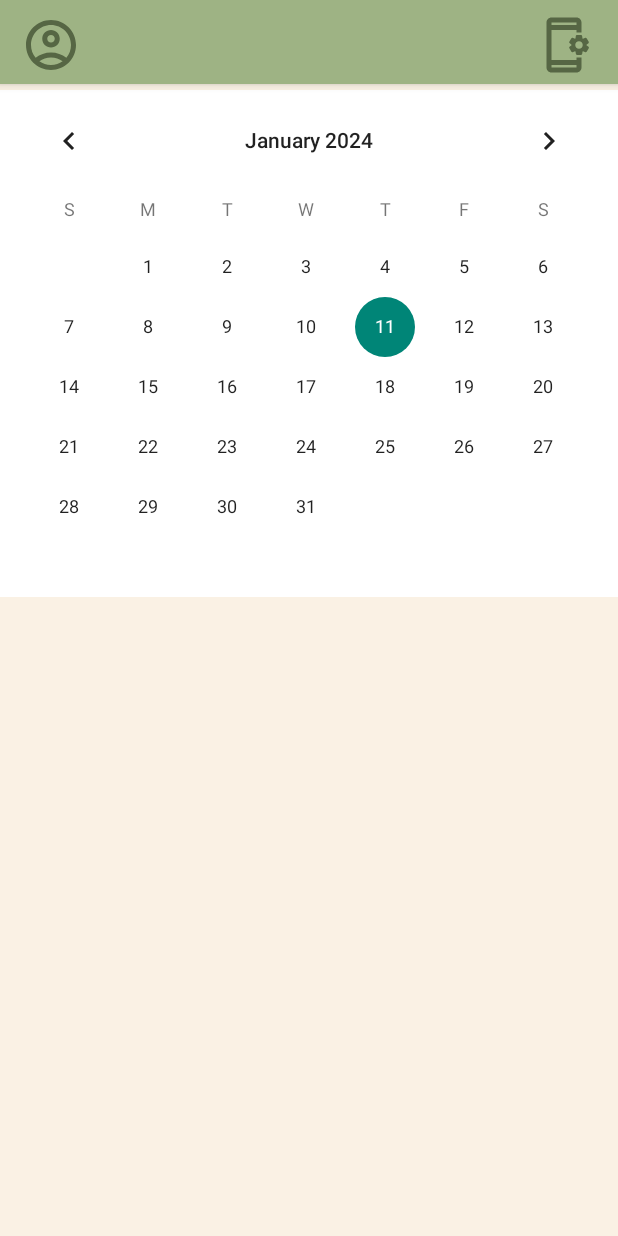
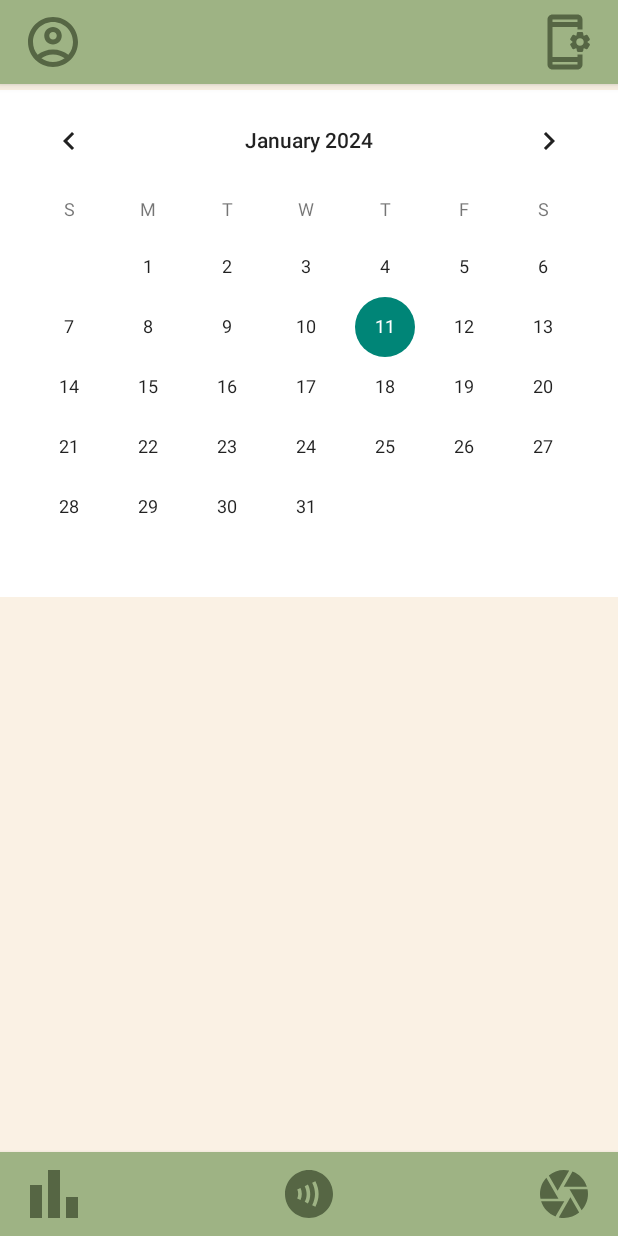
Before and after one commit to GracePaclibar/OMCM, an Android app built with Jetpack Compose: the screen it shows after launch (MainActivity), on a phone screen of 412 x 824 dp. Run offline under Robolectric (Android 15) with nearby library versions, the phone set to English and light mode, and no system bars.

Commit message:
Added bottom navigation @ MainActivity

```diff
--- /dev/null
+++ b/app/src/main/res/drawable-anydpi/ic_chart.xml
@@ -0,0 +1,22 @@
+<vector xmlns:android="http://schemas.android.com/apk/res/android"
+    android:width="32dp"
+    android:height="32dp"
+    android:viewportWidth="24"
+    android:viewportHeight="24"
+    android:tint="#435334"
+    android:alpha="0.8">
+  <group android:scaleX="1.5"
+      android:scaleY="1.5"
+      android:translateX="-6"
+      android:translateY="-6">
+    <path
+        android:fillColor="@android:color/white"
+        android:pathData="M4,9h4v11h-4z"/>
+    <path
+        android:fillColor="@android:color/white"
+        android:pathData="M16,13h4v7h-4z"/>
+    <path
+        android:fillColor="@android:color/white"
+        android:pathData="M10,4h4v16h-4z"/>
+  </group>
+</vector>
--- /dev/null
+++ b/app/src/main/res/drawable-anydpi/ic_scan.xml
@@ -0,0 +1,16 @@
+<vector xmlns:android="http://schemas.android.com/apk/res/android"
+    android:width="32dp"
+    android:height="32dp"
+    android:viewportWidth="24"
+    android:viewportHeight="24"
+    android:tint="#435334"
+    android:alpha="0.8">
+  <group android:scaleX="1.2"
+      android:scaleY="1.2"
+      android:translateX="-2.4"
+      android:translateY="-2.4">
+    <path
+        android:fillColor="@android:color/white"
+        android:pathData="M9.4,10.5l4.77,-8.26C13.47,2.09 12.75,2 12,2c-2.4,0 -4.6,0.85 -6.32,2.25l3.66,6.35 0.06,-0.1zM21.54,9c-0.92,-2.92 -3.15,-5.26 -6,-6.34L11.88,9h9.66zM21.8,10h-7.49l0.29,0.5 4.76,8.25C21,16.97 22,14.61 22,12c0,-0.69 -0.07,-1.35 -0.2,-2zM8.54,12l-3.9,-6.75C3.01,7.03 2,9.39 2,12c0,0.69 0.07,1.35 0.2,2h7.49l-1.15,-2zM2.46,15c0.92,2.92 3.15,5.26 6,6.34L12.12,15L2.46,15zM13.73,15l-3.9,6.76c0.7,0.15 1.42,0.24 2.17,0.24 2.4,0 4.6,-0.85 6.32,-2.25l-3.66,-6.35 -0.93,1.6z"/>
+  </group>
+</vector>
--- /dev/null
+++ b/app/src/main/res/drawable-anydpi/ic_sensor.xml
@@ -0,0 +1,16 @@
+<vector xmlns:android="http://schemas.android.com/apk/res/android"
+    android:width="32dp"
+    android:height="32dp"
+    android:viewportWidth="24"
+    android:viewportHeight="24"
+    android:tint="#435334"
+    android:alpha="0.8">
+  <group android:scaleX="1.2"
+      android:scaleY="1.2"
+      android:translateX="-2.4"
+      android:translateY="-2.4">
+    <path
+        android:fillColor="@android:color/white"
+        android:pathData="M12,2C6.48,2 2,6.48 2,12c0,5.52 4.48,10 10,10s10,-4.48 10,-10C22,6.48 17.52,2 12,2zM8.46,14.45L7.1,13.83c0.28,-0.61 0.41,-1.24 0.4,-1.86c-0.01,-0.63 -0.14,-1.24 -0.4,-1.8l1.36,-0.63c0.35,0.75 0.53,1.56 0.54,2.4C9.01,12.8 8.83,13.64 8.46,14.45zM11.53,16.01l-1.3,-0.74c0.52,-0.92 0.78,-1.98 0.78,-3.15c0,-1.19 -0.27,-2.33 -0.8,-3.4l1.34,-0.67c0.64,1.28 0.96,2.65 0.96,4.07C12.51,13.55 12.18,14.86 11.53,16.01zM14.67,17.33l-1.35,-0.66c0.78,-1.6 1.18,-3.18 1.18,-4.69c0,-1.51 -0.4,-3.07 -1.18,-4.64l1.34,-0.67C15.56,8.45 16,10.23 16,11.98C16,13.72 15.56,15.52 14.67,17.33z"/>
+  </group>
+</vector>
--- a/app/src/main/res/layout/activity_main.xml
+++ b/app/src/main/res/layout/activity_main.xml
@@ -24,6 +24,8 @@
         android:layout_height="56dp"
         android:background="@color/main"
         android:elevation="4dp"
+        app:layout_constraintEnd_toEndOf="parent"
+        app:layout_constraintStart_toStartOf="parent"
         app:layout_constraintTop_toTopOf="parent"
         tools:ignore="MissingConstraints" />
 
@@ -31,12 +33,15 @@
         android:id="@+id/profileButton"
         android:layout_width="wrap_content"
         android:layout_height="wrap_content"
-        android:layout_marginStart="14dp"
-        android:layout_marginTop="10dp"
+        android:layout_marginStart="10dp"
+        android:layout_marginTop="5dp"
+        android:layout_marginBottom="5dp"
         android:background="#00FFFFFF"
         android:contentDescription="@string/profile_buttonDesc"
         android:elevation="4dp"
         android:onClick="goToProfile"
+        android:padding="5dp"
+        app:layout_constraintBottom_toBottomOf="@+id/top"
         app:layout_constraintStart_toStartOf="parent"
         app:layout_constraintTop_toTopOf="parent"
         app:srcCompat="@drawable/ic_proflle"
@@ -46,15 +51,80 @@
         android:id="@+id/settingsButton"
         android:layout_width="wrap_content"
         android:layout_height="wrap_content"
-        android:layout_marginTop="10dp"
-        android:layout_marginEnd="16dp"
+        android:layout_marginTop="5dp"
+        android:layout_marginEnd="10dp"
+        android:layout_marginBottom="5dp"
         android:background="#00FFFFFF"
         android:contentDescription="@string/settings_buttonDesc"
         android:elevation="4dp"
         android:onClick="goToSettings"
+        android:padding="5dp"
+        app:layout_constraintBottom_toBottomOf="@+id/top"
         app:layout_constraintEnd_toEndOf="parent"
         app:layout_constraintTop_toTopOf="parent"
         app:srcCompat="@drawable/ic_setting"
         tools:ignore="TouchTargetSizeCheck" />
 
+    <View
+        android:id="@+id/bot"
+        android:layout_width="match_parent"
+        android:layout_height="56dp"
+        android:background="@color/main"
+        android:elevation="4dp"
+        app:layout_constraintBottom_toBottomOf="parent"
+        app:layout_constraintEnd_toEndOf="parent"
+        app:layout_constraintStart_toStartOf="parent"
+        tools:ignore="MissingConstraints" />
+
+    <ImageButton
+        android:id="@+id/consumption_tab"
+        android:layout_width="wrap_content"
+        android:layout_height="wrap_content"
+        android:layout_marginStart="10dp"
+        android:layout_marginTop="5dp"
+        android:layout_marginBottom="5dp"
+        android:background="#00FFFFFF"
+        android:contentDescription="@string/consumption_tab_desc"
+        android:elevation="4dp"
+        android:padding="10dp"
+        app:layout_constraintBottom_toBottomOf="parent"
+        app:layout_constraintStart_toStartOf="parent"
+        app:layout_constraintTop_toTopOf="@+id/bot"
+        app:srcCompat="@drawable/ic_chart" />
+
+    <ImageButton
+        android:id="@+id/sensors_tab"
+        android:layout_width="wrap_content"
+        android:layout_height="wrap_content"
+        android:layout_marginTop="5dp"
+        android:layout_marginBottom="5dp"
+        android:background="#00FFFFFF"
+        android:contentDescription="@string/sensors_tab_desc"
+        android:elevation="4dp"
+        android:padding="10dp"
+        app:layout_constraintBottom_toBottomOf="parent"
+        app:layout_constraintEnd_toStartOf="@+id/scan_tab"
+        app:layout_constraintHorizontal_bias="0.5"
+        app:layout_constraintStart_toEndOf="@+id/consumption_tab"
+        app:layout_constraintTop_toTopOf="@+id/bot"
+        app:layout_constraintVertical_bias="0.5"
+        app:srcCompat="@drawable/ic_sensor" />
+
+    <ImageButton
+        android:id="@+id/scan_tab"
+        android:layout_width="wrap_content"
+        android:layout_height="wrap_content"
+        android:layout_marginTop="5dp"
+        android:layout_marginEnd="10dp"
+        android:layout_marginBottom="5dp"
+        android:background="#00FFFFFF"
+        android:contentDescription="@string/scan_tab_desc"
+        android:elevation="4dp"
+        android:padding="10dp"
+        app:layout_constraintBottom_toBottomOf="parent"
+        app:layout_constraintEnd_toEndOf="@+id/bot"
+        app:layout_constraintTop_toTopOf="@+id/bot"
+        app:srcCompat="@drawable/ic_scan" />
+
+
 </androidx.constraintlayout.widget.ConstraintLayout>
--- a/app/src/main/res/values/strings.xml
+++ b/app/src/main/res/values/strings.xml
@@ -37,4 +37,7 @@
     <string name="credits_text">Credits/Licences</string>
     <string name="data_text">Data</string>
     <string name="version_info_text">Version Info</string>
+    <string name="consumption_tab_desc">Water and energy consumption tab button</string>
+    <string name="scan_tab_desc">Scan tab button</string>
+    <string name="sensors_tab_desc">Sensors tab button</string>
 </resources>
```
Also changed, not shown: app/src/main/res/drawable-hdpi/ic_chart.png (added), app/src/main/res/drawable-hdpi/ic_scan.png (added), app/src/main/res/drawable-hdpi/ic_sensor.png (added), app/src/main/res/drawable-mdpi/ic_chart.png (added), app/src/main/res/drawable-mdpi/ic_scan.png (added), app/src/main/res/drawable-mdpi/ic_sensor.png (added), app/src/main/res/drawable-xhdpi/ic_chart.png (added), app/src/main/res/drawable-xhdpi/ic_scan.png (added), app/src/main/res/drawable-xhdpi/ic_sensor.png (added), app/src/main/res/drawable-xxhdpi/ic_chart.png (added), app/src/main/res/drawable-xxhdpi/ic_scan.png (added), app/src/main/res/drawable-xxhdpi/ic_sensor.png (added).
